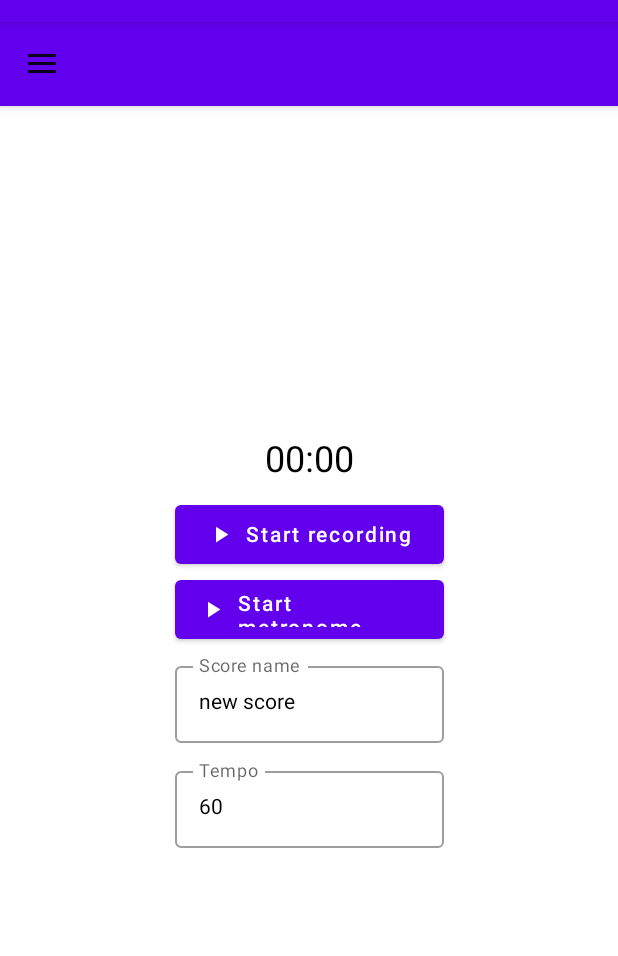
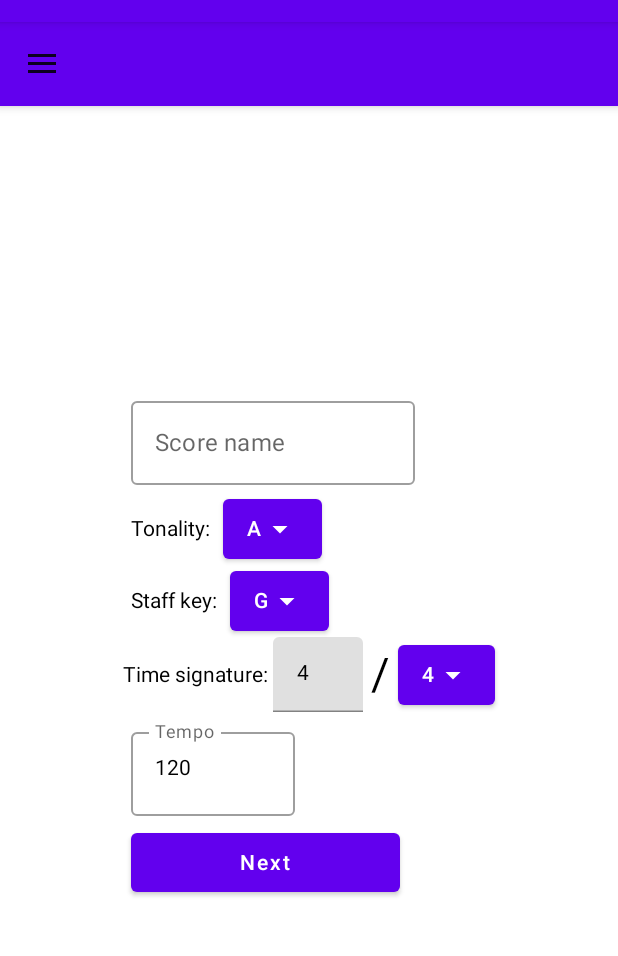
Before and after one commit to scribeWiz-team/ScribeWiz, an Android app built with Jetpack Compose: the screen it shows after launch once a user with an empty profile is signed in (NavigationActivity), in the side drawer, after a tap on "Record", on a phone screen of 412 x 824 dp, the part 62-1018 px from its top. Run offline under Robolectric (Android 15) with nearby library versions, the phone set to English and light mode, and no system bars; our stand-ins replace Firebase (no records; nobody signed in at launch, a user with empty details on screens opened directly); libraries missing offline, so code that uses them is left out: com.firebase.ui.

Commit message:
add a new fragment to set all the recording parameters in a clean way

```diff
--- a/app/src/main/java/com/github/scribeWizTeam/scribewiz/Activities/NavigationActivity.kt
+++ b/app/src/main/java/com/github/scribeWizTeam/scribewiz/Activities/NavigationActivity.kt
@@ -74,7 +74,7 @@ class NavigationActivity : AppCompatActivity(), NavigationView.OnNavigationItemS
             R.id.nav_library -> showFragment(NotesListFragment(0))
             R.id.nav_profile -> showFragment(ProfilePageFragment(0))
             R.id.nav_help -> showFragment(HelpFragment())
-            R.id.nav_rec -> showFragment(RecFragment(0))
+            R.id.nav_rec -> showFragment(RecParameterFragment(0))
             R.id.nav_settings -> showFragment(SettingsFragment(0))
             R.id.nav_share -> ShareFragment(0).shareMidiFile("/storage/emulated/0/Android/data/com.github.scribeWizTeam.scribewiz/cache/recording.3gp", this)
         }
--- /dev/null
+++ b/app/src/main/java/com/github/scribeWizTeam/scribewiz/Fragments/RecParameterFragment.kt
@@ -0,0 +1,268 @@
+package com.github.scribeWizTeam.scribewiz.Fragments
+
+import android.Manifest
+import android.annotation.SuppressLint
+import android.media.AudioFormat
+import android.media.AudioRecord
+import android.media.MediaPlayer
+import android.media.MediaRecorder
+import android.os.Bundle
+import android.os.CountDownTimer
+import android.util.Log
+import android.view.LayoutInflater
+import android.view.View
+import android.view.ViewGroup
+import androidx.compose.foundation.clickable
+import androidx.compose.foundation.layout.*
+import androidx.compose.foundation.text.KeyboardOptions
+import androidx.compose.material.*
+import androidx.compose.material.icons.Icons
+import androidx.compose.material.icons.filled.ArrowDropDown
+import androidx.compose.runtime.Composable
+import androidx.compose.runtime.MutableState
+import androidx.compose.runtime.mutableStateOf
+import androidx.compose.runtime.remember
+import androidx.compose.runtime.getValue
+import androidx.compose.runtime.setValue
+import androidx.compose.ui.Alignment
+import androidx.compose.ui.Alignment.Companion.CenterHorizontally
+import androidx.compose.ui.Alignment.Companion.CenterVertically
+import androidx.compose.ui.Modifier
+import androidx.compose.ui.text.TextStyle
+import androidx.compose.ui.platform.ComposeView
+import androidx.compose.ui.text.input.KeyboardType
+import androidx.compose.ui.text.style.TextAlign
+import androidx.compose.ui.unit.dp
+import androidx.compose.ui.unit.sp
+import androidx.fragment.app.Fragment
+import com.github.scribeWizTeam.scribewiz.PermissionsManager
+import com.github.scribeWizTeam.scribewiz.NotesStorageManager
+import com.github.scribeWizTeam.scribewiz.R
+import java.io.File
+import java.io.FileOutputStream
+import java.io.IOException
+import java.nio.ByteBuffer
+
+import kotlin.math.*
+
+
+class RecordingParameters() {
+    companion object {
+        const val DEFAULT_SCORE_NAME = ""
+        const val FALLBACK_SCORE_NAME = "new_score"
+        const val DEFAULT_TONALITY = 0 // C major
+        const val DEFAULT_BEATS = 4
+        const val DEFAULT_BEAT_TYPE = 4
+        const val DEFAULT_TEMPO = 120
+        const val DEFAULT_KEY_SIGNATURE = false // use F key
+    }
+
+    var scoreName: String = DEFAULT_SCORE_NAME
+    var fifths: Int = DEFAULT_TONALITY
+    var beats: Int = DEFAULT_BEATS
+    var beat_type: Int = DEFAULT_BEAT_TYPE
+    var tempo: Int = DEFAULT_TEMPO
+    var use_g_key_signature: Boolean = DEFAULT_KEY_SIGNATURE
+}
+
+
+
+
+class RecParameterFragment(contentLayoutId: Int) : Fragment(contentLayoutId) {
+
+    companion object {
+        private val TONALITIES_NAMES = listOf(
+            "A", "B", "C", "D", "E", "F", "G",
+            "Ab", "Bb", "Db", "Eb", "F#",
+            "a", "b", "c", "d", "e", "f", "g",
+            "bb", "c#", "d#", "f#", "g#"
+        )
+
+        private val TONALITIES_FIFTHS = listOf(
+            3, 5, 0, 2, 4, -1, 1,
+            -4, -2, -5, -3, 6,
+            0, 2, -3, -1, 1, -4, -2,
+            -5, 4, 6, 3, 5
+        )
+
+        private val KEY_NAMES = listOf("G", "F")
+        private val KEY_VALUES = listOf(true, false)
+
+        private val BEAT_TYPES = listOf(1, 2, 4, 8, 16)
+
+    }
+
+    private var recording_parameters = RecordingParameters()
+
+    constructor() : this(0) {
+        // Default constructor
+    }
+
+    override fun onCreateView(
+        inflater: LayoutInflater,
+        container: ViewGroup?,
+        savedInstanceState: Bundle?
+    ): View {
+
+        return ComposeView(requireContext()).apply {
+            setContent {
+
+                val scoreName = remember { mutableStateOf(recording_parameters.scoreName) }
+                val beats = remember { mutableStateOf(recording_parameters.beats.toString()) }
+                val tempo = remember { mutableStateOf(recording_parameters.tempo.toString()) }
+
+                Box(
+                    modifier = Modifier
+                        .fillMaxSize()
+                        .padding(all = 8.dp),
+                    contentAlignment = Alignment.Center
+                ) {
+                    Column(horizontalAlignment = Alignment.Start) {
+                        // score name
+                        OutlinedTextField(scoreName.value,
+                            { scoreName.value = it },
+                            modifier = Modifier
+                                .width(200.dp)
+                                .padding(5.dp),
+                            keyboardOptions = KeyboardOptions(keyboardType = KeyboardType.Text),
+                            label = { Text(text = "Score name") })
+                        // tonality
+                        Row(verticalAlignment = CenterVertically,
+                            horizontalArrangement = Arrangement.SpaceEvenly){
+                            Text(text = "Tonality: ",
+                                 modifier = Modifier.padding(5.dp),
+                            )
+                            Spinner(
+                                modifier = Modifier.wrapContentSize(),
+                                displayItems = TONALITIES_NAMES,
+                                dataItems = TONALITIES_FIFTHS,
+                                onItemSelected = {recording_parameters.fifths = it},
+                            )
+                        }
+                        // key
+                        Row(verticalAlignment = CenterVertically,
+                            horizontalArrangement = Arrangement.SpaceEvenly){
+                            Text(text = "Staff key: ",
+                                 modifier = Modifier.padding(5.dp),
+                            )
+                            Spinner(
+                                modifier = Modifier.wrapContentSize(),
+                                displayItems = KEY_NAMES,
+                                dataItems = KEY_VALUES,
+                                onItemSelected = {recording_parameters.use_g_key_signature = it},
+                            )
+                        }
+                        // time signature
+                        Row(verticalAlignment = CenterVertically,
+                            horizontalArrangement = Arrangement.SpaceEvenly){
+                            Text(text = "Time signature: ")
+                            TextField(beats.value,
+                                { beats.value = it },
+                                modifier = Modifier
+                                    .height(50.dp)
+                                    .width(60.dp),
+                                keyboardOptions = KeyboardOptions(keyboardType = KeyboardType.Number),
+                            )
+                            Text(text = "/",
+                                 modifier = Modifier.padding(5.dp),
+                                 style = TextStyle(fontSize = 30.sp)
+                            )
+                            Spinner(
+                                modifier = Modifier.wrapContentSize(),
+                                displayItems = BEAT_TYPES.map({it.toString()}),
+                                dataItems = BEAT_TYPES,
+                                onItemSelected = {recording_parameters.beat_type = it},
+                                startIndex = 2
+                            )
+                        }
+                        // tempo
+                        OutlinedTextField(tempo.value,
+                            { tempo.value = it },
+                            modifier = Modifier
+                                .width(120.dp)
+                                .padding(5.dp),
+                            keyboardOptions = KeyboardOptions(keyboardType = KeyboardType.Number),
+                            label = { Text(text = "Tempo") })
+                        // record button
+                        Button(
+                            modifier = Modifier
+                                .height(50.dp)
+                                .width(190.dp)
+                                .padding(5.dp),
+                            onClick = { launch_recording_fragment(scoreName.value,
+                                                                  beats.value,
+                                                                  tempo.value) }
+                        ){
+                            Text(text = "Next")
+                        }
+                    }
+                }
+            }
+        }
+    }
+
+    private fun launch_recording_fragment(rawScoreName: String, rawBeats: String, rawTempo: String){
+        val tempo = try {
+           rawTempo.toInt()
+        } catch (_: java.lang.NumberFormatException) {
+            RecordingParameters.DEFAULT_TEMPO
+        }
+        val beats = try {
+           rawBeats.toInt()
+        } catch (_: java.lang.NumberFormatException) {
+            RecordingParameters.DEFAULT_BEATS
+        }
+        val scoreName = if (rawScoreName == "") RecordingParameters.FALLBACK_SCORE_NAME else rawScoreName
+        recording_parameters.scoreName = scoreName
+        recording_parameters.beats = beats
+        recording_parameters.tempo = tempo
+        // TODO: launch recording fragment and pass recording_parameters to it
+        //
+    }
+
+    @Composable
+    private fun <T> Spinner(
+        // idea for the spinner inspired from
+        // https://stackoverflow.com/questions/67842511/dropdown-button-wheel-picker-spinner-in-jetpack-compose
+        // and https://gist.github.com/Pinaki93/163f293a9c6f7ba3ae5f20bc87d133da
+        modifier: Modifier = Modifier,
+        dropDownModifier: Modifier = Modifier,
+        displayItems: List<String>,
+        dataItems: List<T>,
+        onItemSelected: (T) -> Unit,
+        startIndex: Int = 0
+    ) {
+        var expanded: Boolean by remember { mutableStateOf(false) }
+        // set to first element by default
+        var currentText: String by remember { mutableStateOf(displayItems[startIndex]) }
+        onItemSelected(dataItems[startIndex])
+
+        Box(modifier = modifier.wrapContentSize(Alignment.TopStart)) {
+            Button(
+                onClick = { expanded = !expanded }
+            ){
+                Text(currentText)
+                Icon(
+                    imageVector = Icons.Filled.ArrowDropDown,
+                    contentDescription = "drop down arrow",
+                )
+            }
+
+            DropdownMenu(
+                expanded = expanded,
+                onDismissRequest = { expanded = false },
+                modifier = dropDownModifier
+            ) {
+                displayItems.zip(dataItems).forEach { (label, data) ->
+                    DropdownMenuItem(onClick = {
+                        onItemSelected(data)
+                        expanded = false
+                        currentText = label
+                    }) {
+                        Text(text=label)
+                    }
+                }
+            }
+        }
+    }
+}
```
